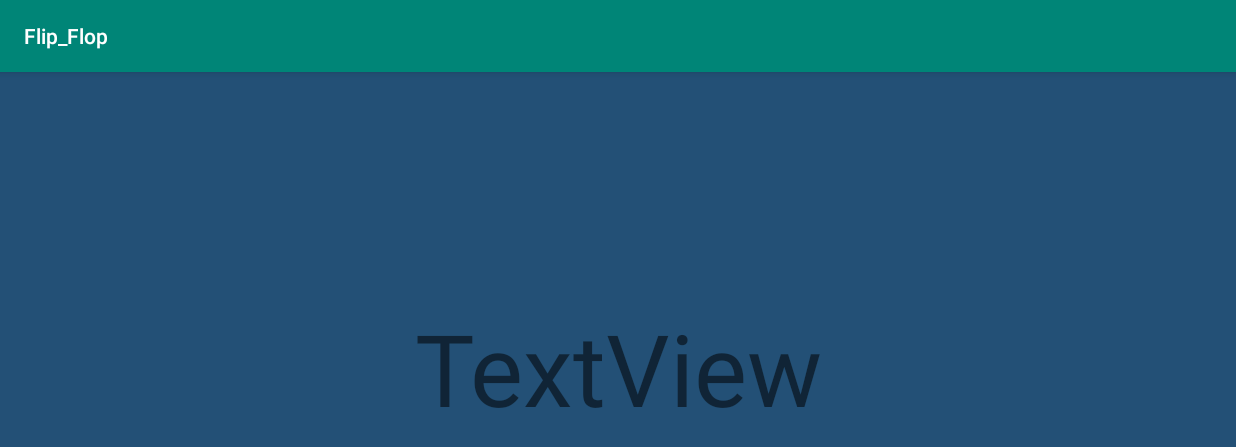
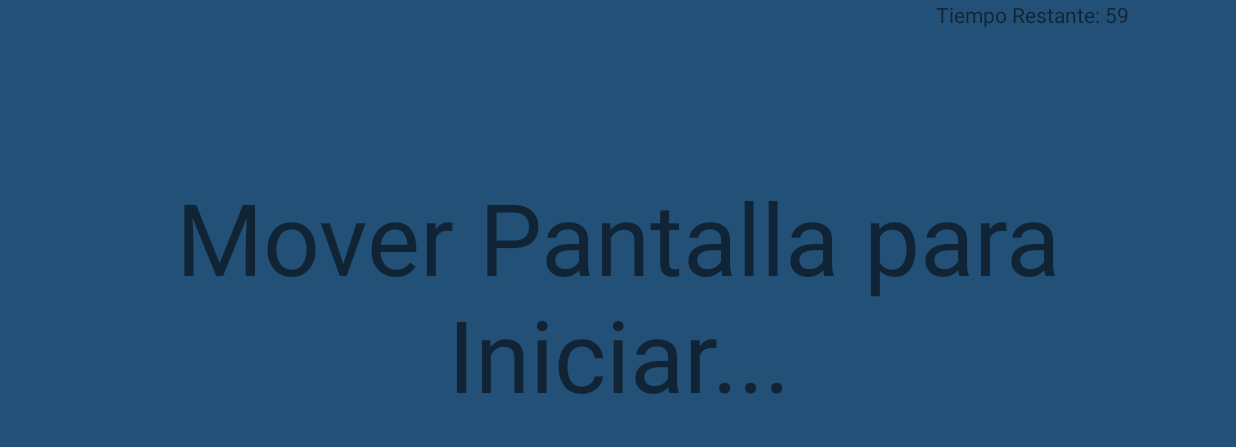
Before and after one commit to Zml99/Flipflop, an Android app: the GameActivity screen opened directly, with no data from a screen before it, on a phone screen of 824 x 412 dp (held sideways). Shown: the top 447 px of the screen. Run offline under Robolectric (Android 15) with nearby library versions, the phone set to English and light mode, and no system bars.

Commit message:
Proyecto Completo

```diff
--- a/app/src/main/java/flip/flap/flip_flop/ApiService.java
+++ b/app/src/main/java/flip/flap/flip_flop/ApiService.java
@@ -6,7 +6,7 @@ import retrofit2.Call;
 import retrofit2.http.GET;
 
 public interface ApiService {
-    String API_ROUTE = "/posts";
+    String API_ROUTE = "posts";
     @GET(API_ROUTE)
     Call< List<Post> > getPost();
 }
--- a/app/src/main/java/flip/flap/flip_flop/GameActivity.java
+++ b/app/src/main/java/flip/flap/flip_flop/GameActivity.java
@@ -1,14 +1,21 @@
 package flip.flap.flip_flop;
 
+import android.content.Intent;
 import android.graphics.Color;
 import android.hardware.Sensor;
 import android.hardware.SensorEvent;
 import android.hardware.SensorEventListener;
 import android.hardware.SensorManager;
 import android.os.Bundle;
+import android.os.CountDownTimer;
 import android.os.Handler;
 import android.support.v7.app.AppCompatActivity;
+import android.view.View;
 import android.widget.RelativeLayout;
+import android.widget.TextView;
+
+import java.util.ArrayList;
+import java.util.Random;
 
 
 public class GameActivity extends AppCompatActivity {
@@ -23,13 +30,18 @@ public class GameActivity extends AppCompatActivity {
         Sensor gyroscopeSensor =
                 sensorManager.getDefaultSensor(Sensor.TYPE_GYROSCOPE_UNCALIBRATED);
 
+
         // El listener del giroscopio
         SensorEventListener gyroscopeSensorListiner = new SensorEventListener(){
             @Override
             public void onSensorChanged(SensorEvent sensorEvent){
                 gact = findViewById(R.id.gactivity);
-                if(sensorEvent.values[1] > 15.0f)
+                if(sensorEvent.values[1] > 12.0f)
                 {
+                    random = al.nextInt(lista.size()-1);
+                    ranitem = lista.get(random);
+                    words = findViewById(R.id.txtwords);
+                    words.setText(ranitem);
                     // anticlockwise
                     gact.setBackgroundColor(Color.YELLOW);
                     handler.postDelayed(new Runnable() {
@@ -37,10 +49,15 @@ public class GameActivity extends AppCompatActivity {
                             // yourMethod();
                             gact.setBackgroundColor(Color.BLUE);
                         }
-                    }, 800);
+                    }, 500);
+                    countf += 1;
                 }
                 else if(sensorEvent.values[1] < -10.0f)
                 {
+                    random = al.nextInt(lista.size());
+                    ranitem = lista.get(random);
+                    words = findViewById(R.id.txtwords);
+                    words.setText(ranitem);
                     // clockwise
                     gact.setBackgroundColor(Color.GREEN);
                     handler.postDelayed(new Runnable() {
@@ -48,7 +65,8 @@ public class GameActivity extends AppCompatActivity {
                             // yourMethod();
                             gact.setBackgroundColor(Color.BLUE);
                         }
-                    }, 800);
+                    }, 500);
+                    countt += 1;
                 }
             }
             @Override
@@ -61,13 +79,55 @@ public class GameActivity extends AppCompatActivity {
 
 
     }
+    Random al = new Random();
+    RelativeLayout gact;
+    ArrayList<String> lista;
+    TextView words;
+    int random;
+    String ranitem;
+    private int continic = 5;
+    private int contgame = 60;
+    TextView timer;
+    int countt = 0;
+    int countf = 0;
 
-    RelativeLayout gact;
+    private  void startGameTimer(){
+        new CountDownTimer(61_000, 1_000){
+
+
+
+            @Override
+            public void onTick(long millisUntilFinished) {
+                String remainigTimeText = "Tiempo Restante:";
+                timer = findViewById(R.id.txttimer);
+                timer.setText(remainigTimeText+ " " + String.valueOf(contgame));
+                contgame--;
+            }
+
+            @Override
+            public void onFinish() {
+                timer.setVisibility(View.INVISIBLE);
+                Intent intent = new Intent(getApplicationContext(), Conteo.class);
+                intent.putExtra("verdadero", countt);
+                intent.putExtra("false", countf);
+                startActivity(intent);
+                finish();
+            }
+        }.start();
+    }
+
 
     @Override
     protected void onCreate(Bundle savedInstanceState) {
         super.onCreate(savedInstanceState);
         setContentView(R.layout.activity_game);
+        Intent intent = getIntent();
+        Bundle b = intent.getExtras();
+        if (b != null){
+            lista = b.getStringArrayList("posts");
+        }
+
         testMethod();
+        startGameTimer();
     }
 }
--- a/app/src/main/java/flip/flap/flip_flop/Pop.java
+++ b/app/src/main/java/flip/flap/flip_flop/Pop.java
@@ -10,6 +10,8 @@ import android.widget.ImageView;
 import android.util.DisplayMetrics;
 import android.widget.RelativeLayout;
 import android.widget.TextView;
+
+import java.util.ArrayList;
 
 public class Pop extends Activity {
 
@@ -49,10 +51,12 @@ public class Pop extends Activity {
             txt.setText(b.getString("words"));//Texto descriptivo
             img.setImageResource(b.getInt("logos"));//Logo de carta
             btnjugar.setBackgroundColor(Color.parseColor(b.getString("btncolors"))); //Agregar color a los botones.
+            final ArrayList<String> posts = b.getStringArrayList("posts");
            btnjugar.setOnClickListener(new View.OnClickListener() {
                @Override
                public void onClick(View v) {
                    Intent intent_game = new Intent(Pop.this, GameActivity.class);
+                   intent_game.putExtra("posts" , posts);
                    startActivity(intent_game);
                }
            });
--- a/app/src/main/res/layout/activity_game.xml
+++ b/app/src/main/res/layout/activity_game.xml
@@ -20,7 +20,17 @@
         android:layout_marginTop="95dp"
         android:layout_marginEnd="115dp"
         android:gravity="center"
-        android:text="TextView"
+        android:text="Mover Pantalla para Iniciar..."
         android:textAlignment="center"
         android:textSize="100px" />
+
+    <TextView
+        android:id="@+id/txttimer"
+        android:layout_width="93dp"
+        android:layout_height="wrap_content"
+        android:layout_alignParentStart="true"
+        android:layout_alignParentEnd="true"
+        android:layout_marginStart="624dp"
+        android:layout_marginEnd="14dp"
+        android:text="TextView" />
 </RelativeLayout>
--- a/app/src/main/res/values/styles.xml
+++ b/app/src/main/res/values/styles.xml
@@ -1,7 +1,7 @@
 <resources>
 
     <!-- Base application theme. -->
-    <style name="AppTheme" parent="Theme.AppCompat.Light.DarkActionBar">
+    <style name="AppTheme" parent="Theme.AppCompat.Light.NoActionBar">
         <!-- Customize your theme here. -->
         <item name="colorPrimary">@color/colorPrimary</item>
         <item name="colorPrimaryDark">@color/colorPrimaryDark</item>
```
Also changed, not shown: app/src/main/AndroidManifest.xml (+13 -10 lines), app/src/main/java/flip/flap/flip_flop/Conteo.java (added, +40 -0 lines), app/src/main/java/flip/flap/flip_flop/MainActivity.java (+4 -5 lines), app/src/main/java/flip/flap/flip_flop/Post.java (+0 -8 lines), app/src/main/res/layout/activity_conteo.xml (added, +42 -0 lines).
